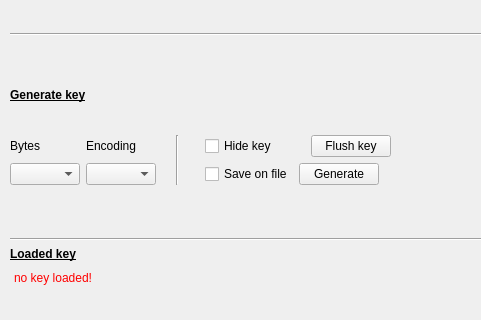
Above: mainwindow.ui from redazzalpha/xkrypt before the change; both pictures show x 0 to 481 and y 182 to 502 of the 800 by 600 pixel window. Below: the same form after it.
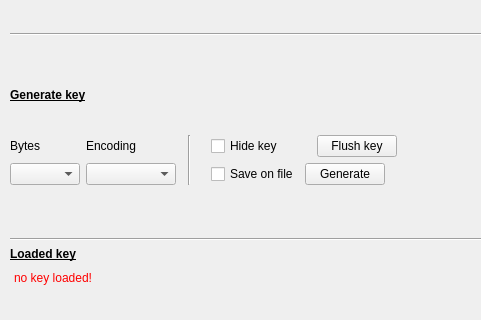
That is the form after the change. The open tabs and pages were chosen to show the change. Icons and pictures are not drawn.

What changed in the file:
```diff
--- a/mainwindow.ui
+++ b/mainwindow.ui
@@ -253,7 +253,7 @@
               <widget class="QComboBox" name="m_keyMEncodingG">
                <property name="minimumSize">
                 <size>
-                 <width>70</width>
+                 <width>90</width>
                  <height>0</height>
                 </size>
                </property>
```
Left out of the diff: 6 changed lines with no effect on the pictures.
